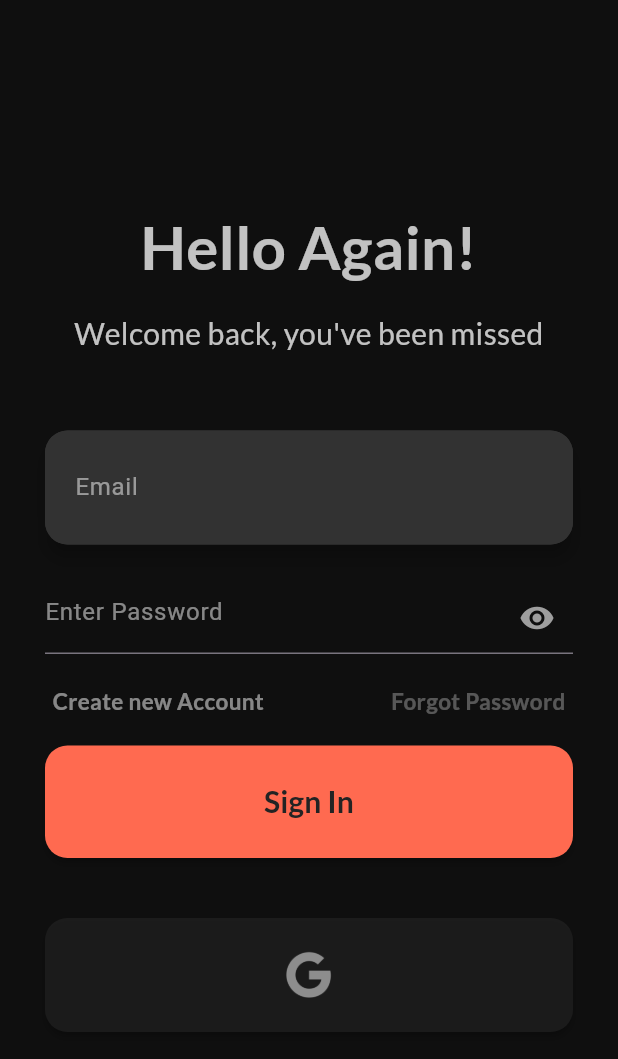
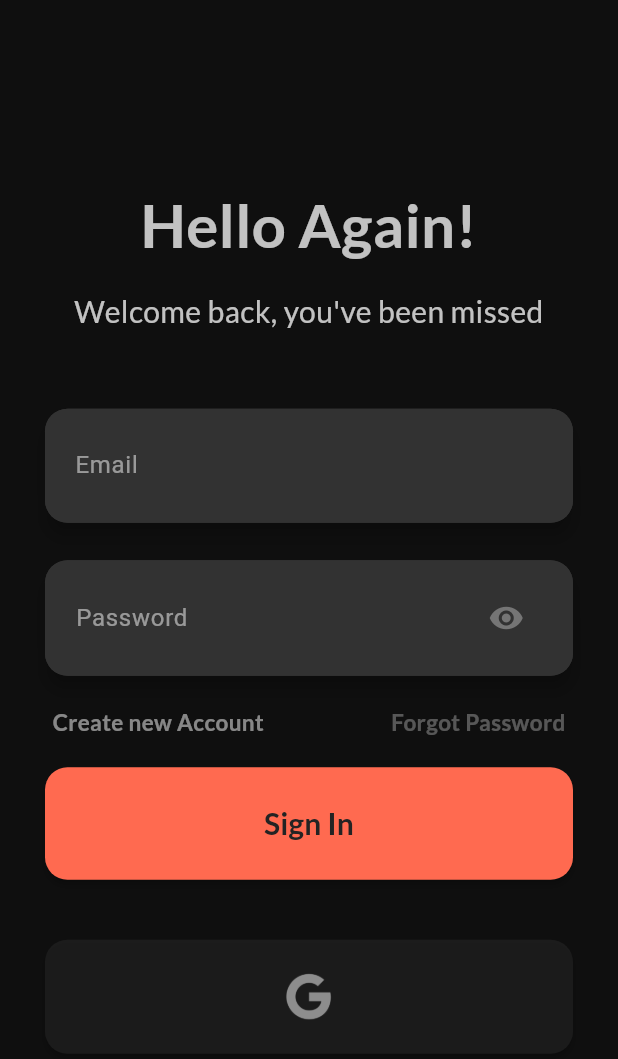
Before and after one commit to sufiyaanusmani/Blink, a Flutter app: the screen it shows after launch, on a phone screen of 412 x 824 dp. Shown: the top 1059 px of the screen. Run offline on Flutter 3.47's test engine with Material 3 defaults, Android fonts, the phone set to English and light mode, and no system bars; drawn by our look-alikes of animated_text_kit; our stand-ins replace cloud_firestore, firebase_auth, firebase_core, flutter_slidable, google_fonts, google_nav_bar and 5 more; missing offline and left inert: animated_snack_bar, mailer, mysql_client, slide_to_act_reborn; accounts and stored records are empty.

Commit message:
Fixed: 	-Correct border highlight 	-spinner height and width adjusted

```diff
--- a/lib/screens/login_screen.dart
+++ b/lib/screens/login_screen.dart
@@ -1,4 +1,3 @@
-
 import 'package:flutter/material.dart';
 import 'package:food_delivery/screens/create_new_account_screen.dart';
 import 'package:google_fonts/google_fonts.dart';
@@ -20,6 +19,7 @@ import '../services/navigator.dart';
 
 class PasswordTextField extends StatefulWidget {
   final String hintText;
+  final bool error;
   final Function(String) onChange;
   final TextEditingController? controller;
   final String? errorText; // Add errorText parameter
@@ -27,6 +27,7 @@ class PasswordTextField extends StatefulWidget {
   PasswordTextField({
     required this.hintText,
     required this.onChange,
+    required this.error,
     this.controller,
     this.errorText, // Initialize errorText parameter
   });
@@ -40,25 +41,51 @@ class _PasswordTextFieldState extends State<PasswordTextField> {
 
   @override
   Widget build(BuildContext context) {
-    return TextField(
+    return Material(
+      elevation: 5,
+      color: ui.val(2),
+      borderRadius: BorderRadius.circular(15),
+      child: Container(
+        padding: const EdgeInsets.symmetric(
+          horizontal: 20,
+          vertical: 10,
+        ),
+        decoration: BoxDecoration(
+          color: ui.val(2),
+          borderRadius: BorderRadius.circular(15),
+          border: Border.all(
+              width: 0.5,
+              color: widget.error == true ? Colors.red : Colors.transparent),
+        ),
+        child: TextField(
           obscureText: _obscureText,
-      style: TextStyle(color: Colors.white), // Set text color to white
           onChanged: widget.onChange,
           controller: widget.controller,
+          style: TextStyle(
+            color: ui.val(4),
+          ),
           decoration: InputDecoration(
+            border: InputBorder.none,
+            labelText: "Password",
+            labelStyle: TextStyle(
+              color: ui.val(4).withOpacity(0.5),
+            ),
             hintText: widget.hintText,
-        hintStyle: TextStyle(color: Colors.white.withOpacity(0.5)), // Hint text color
+            hintStyle:
+                TextStyle(color: ui.val(4).withOpacity(0.5)), // Hint text color
             errorText: widget.errorText, // Set error text
             suffixIcon: IconButton(
               icon: Icon(
                 _obscureText ? Icons.visibility : Icons.visibility_off,
-            color: Colors.grey,
+                color: ui.val(3),
               ),
               onPressed: () {
                 setState(() {
                   _obscureText = !_obscureText;
                 });
               },
+            ),
+          ),
         ),
       ),
     );
@@ -133,13 +160,15 @@ class _LoginScreenState extends State<LoginScreen> {
 
   Future<String> getUsername() async {
     SharedPreferences signPrefs = await SharedPreferences.getInstance();
-    email = signPrefs.getString('username') ?? ''; // Provide a default value if null
+    email = signPrefs.getString('username') ??
+        ''; // Provide a default value if null
     return email;
   }
 
   Future<String> getPassword() async {
     SharedPreferences signPrefs = await SharedPreferences.getInstance();
-    password = signPrefs.getString('password') ?? ''; // Provide a default value if null
+    password = signPrefs.getString('password') ??
+        ''; // Provide a default value if null
     return password;
   }
 
@@ -215,21 +244,34 @@ class _LoginScreenState extends State<LoginScreen> {
                         },
                         labelText: 'Email',
                         controller: _usernameTextController,
-                  errorText: loginFailedMessage.isNotEmpty ? loginFailedMessage : null, // Pass error message
+                        errorText: loginFailedMessage.isNotEmpty
+                            ? loginFailedMessage
+                            : null, // Pass error message
                       ),
                       SizedBox(
                         height: 25,
                       ),
                       PasswordTextField(
+                        error: loginFailedMessage.isNotEmpty ? true : false,
                         hintText: 'Enter Password',
                         onChange: (text) {
                           password = text;
                         },
                         controller: _passwordTextController,
-                  errorText: loginFailedMessage.isNotEmpty ? loginFailedMessage : null, // Pass error message
+                        errorText: null,
                       ),
                       SizedBox(
                         height: 20,
+                        child: Padding(
+                          padding: EdgeInsets.only(left: 5),
+                          child: Text(
+                            loginFailedMessage.isNotEmpty
+                                ? loginFailedMessage
+                                : "",
+                            style:
+                                TextStyle(color: Colors.red.withOpacity(0.7)),
+                          ),
+                        ),
                       ),
                       Padding(
                         padding: EdgeInsets.only(left: 5, right: 5),
@@ -299,7 +341,8 @@ class _LoginScreenState extends State<LoginScreen> {
                           } catch (e) {
                             print(e);
                             setState(() {
-                        loginFailedMessage = 'Email or password incorrect'; // Set error message
+                              loginFailedMessage =
+                                  'Email or password incorrect'; // Set error message
                             });
                           } finally {
                             setState(() {
@@ -310,9 +353,14 @@ class _LoginScreenState extends State<LoginScreen> {
                         color: ui.val(10),
                         verticalPadding: 15,
                         buttonChild: _isLoadingSignIn
-                      ? CircularProgressIndicator(
-                    valueColor:
-                    AlwaysStoppedAnimation<Color>(Colors.white),
+                            ? SizedBox(
+                                height: 23,
+                                width: 23,
+                                child: CircularProgressIndicator(
+                                  valueColor: AlwaysStoppedAnimation<Color>(
+                                      Colors.white),
+                                  strokeWidth: 2,
+                                ),
                               )
                             : Text(
                                 'Sign In',
@@ -342,9 +390,17 @@ class _LoginScreenState extends State<LoginScreen> {
                           _handleGoogleSignIn();
                         },
                         buttonChild: _isLoadingGoogle
-                      ? CircularProgressIndicator(
-                    valueColor:
-                    AlwaysStoppedAnimation<Color>(Colors.white),
+                            ? SizedBox(
+                                height: 40,
+                                width: 40,
+                                child: Padding(
+                                  padding: const EdgeInsets.all(10),
+                                  child: CircularProgressIndicator(
+                                    valueColor: AlwaysStoppedAnimation<Color>(
+                                        Colors.white),
+                                    strokeWidth: 2,
+                                  ),
+                                ),
                               )
                             : Image.asset(
                                 'images/google.png',
```
Lines whose indentation alone changed are shown as unchanged.
